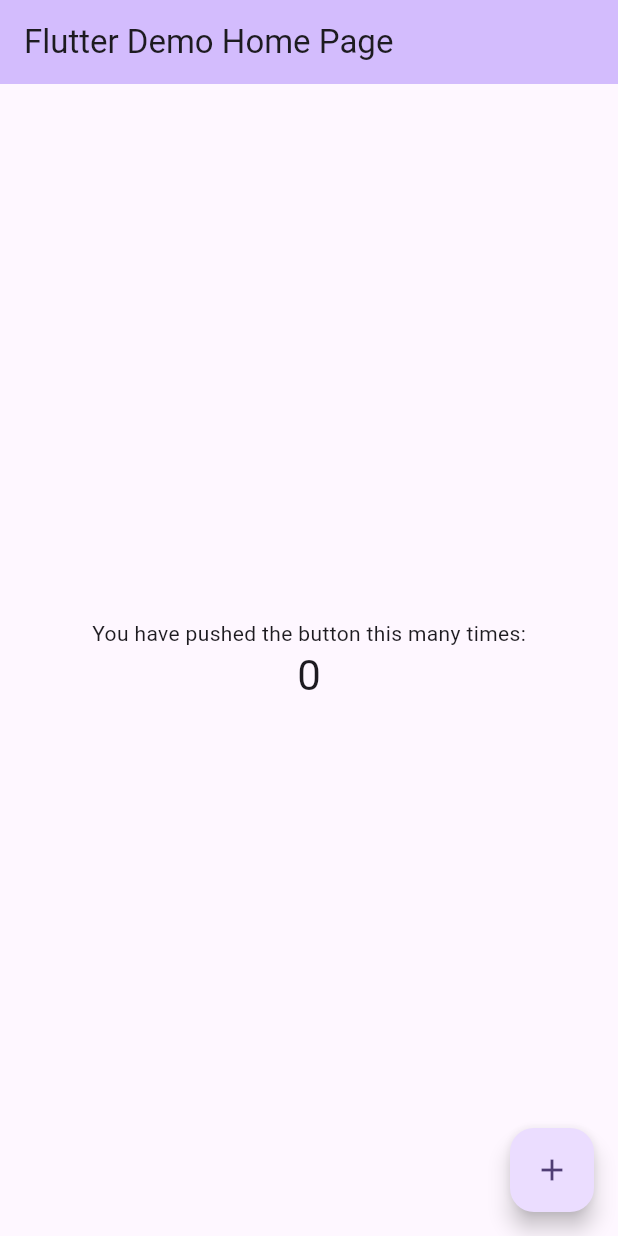
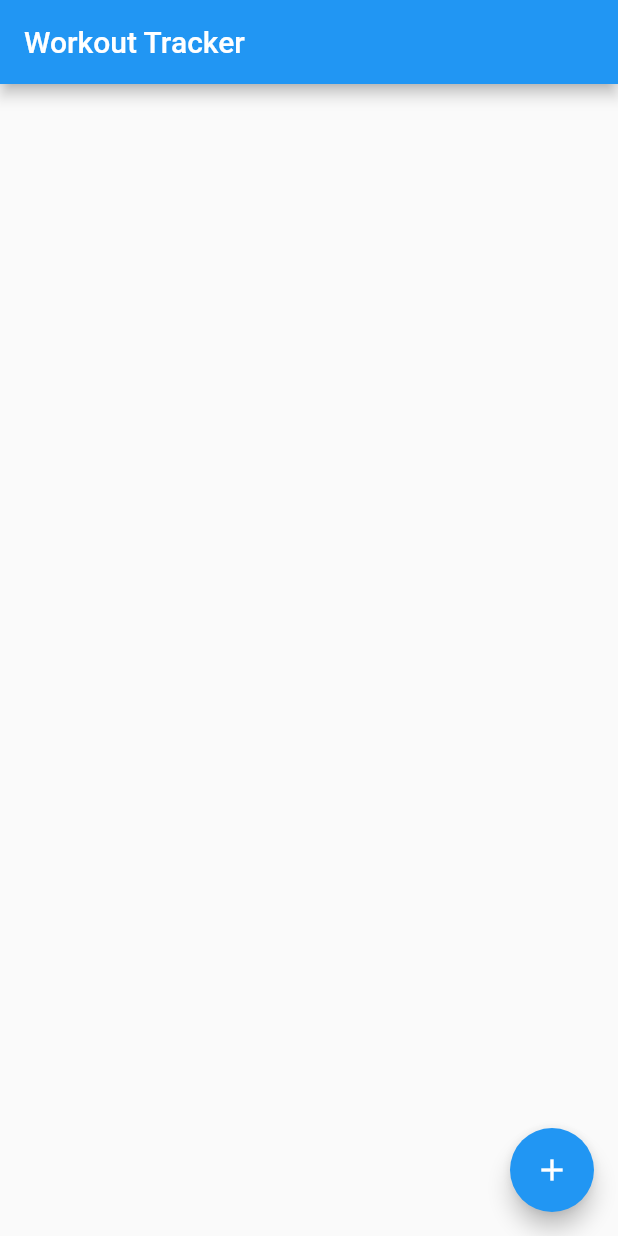
Before and after one commit to johnvinh/flutter-workout-tracker, a Flutter app: the screen it shows after launch, on a phone screen of 412 x 824 dp. Run offline on Flutter 3.47's test engine with Material 2 defaults, Android fonts, the phone set to English and light mode, and no system bars.

Commit message:
Create workout list screen

```diff
--- a/lib/main.dart
+++ b/lib/main.dart
@@ -1,4 +1,4 @@
-import 'package:flutter/material.dart';
+/*import 'package:flutter/material.dart';
 
 void main() {
   runApp(const MyApp());
@@ -123,3 +123,23 @@ class _MyHomePageState extends State<MyHomePage> {
     );
   }
 }
+*/
+import 'package:flutter/material.dart';
+import 'package:workout_tracker/screens/workout_list_screen.dart';
+
+void main() {
+  runApp(WorkoutTrackerApp());
+}
+
+class WorkoutTrackerApp extends StatelessWidget {
+  @override
+  Widget build(BuildContext context) {
+    return MaterialApp(
+      title: 'Workout Tracker',
+      theme: ThemeData(
+        primarySwatch: Colors.blue,
+      ),
+      home: WorkoutListScreen(),
+    );
+  }
+}
--- a/lib/screens/workout_list_screen.dart
+++ b/lib/screens/workout_list_screen.dart
@@ -0,0 +1,39 @@
+import 'package:flutter/material.dart';
+import 'package:workout_tracker/models.dart';
+
+class WorkoutListScreen extends StatefulWidget {
+  WorkoutListScreen({Key? key}) : super(key: key);
+
+  @override
+  _WorkoutListScreenState createState() => _WorkoutListScreenState();
+}
+
+class _WorkoutListScreenState extends State<WorkoutListScreen> {
+  List<Workout> workouts = [];
+
+  @override
+  Widget build(BuildContext context) {
+    return Scaffold(
+      appBar: AppBar(
+        title: Text('Workout Tracker'),
+      ),
+      body: ListView.builder(
+        itemCount: workouts.length,
+        itemBuilder: (context, index) {
+          return ListTile(
+            title: Text(workouts[index].name),
+            onTap: () {
+              // Navigate to workout details screen
+            },
+          );
+        },
+      ),
+      floatingActionButton: FloatingActionButton(
+        child: Icon(Icons.add),
+        onPressed: () {
+          // Navigate to add workout screen
+        },
+      ),
+    );
+  }
+}
```
